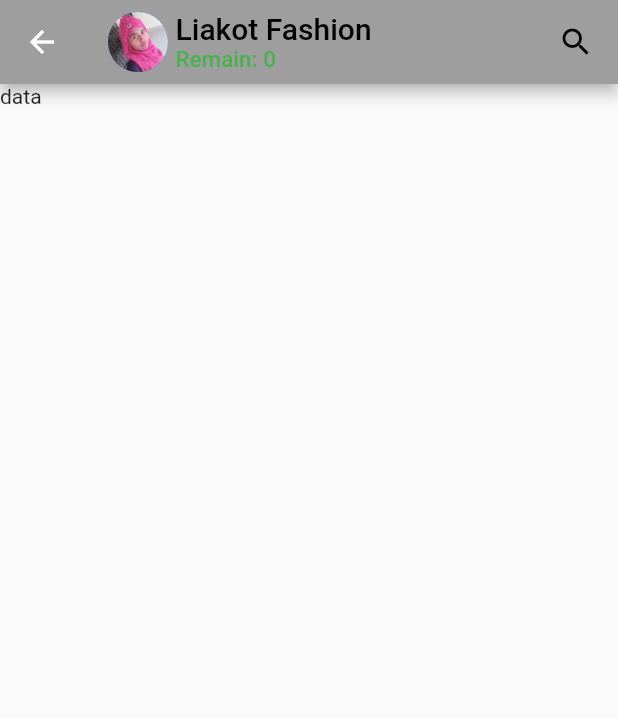
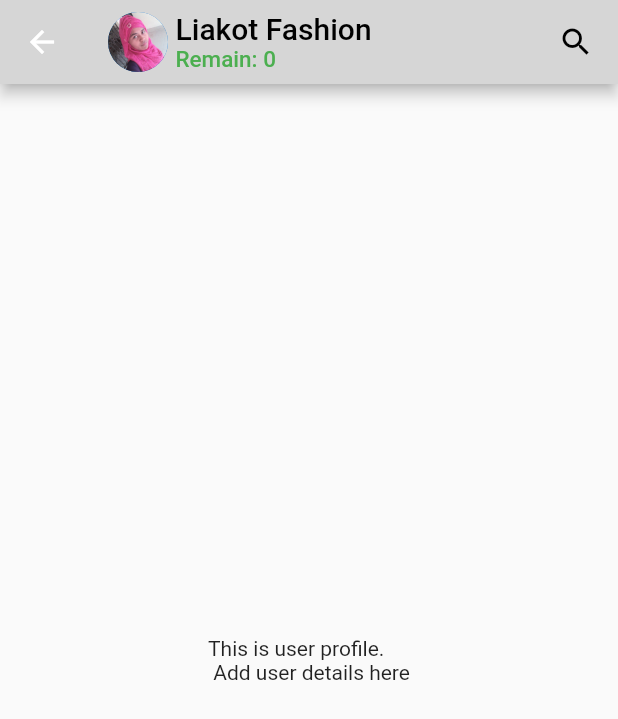
Before and after one commit to Liakot-ali/Flutter-Learn, a Flutter app: the ShopProfile screen opened directly, on a phone screen of 412 x 824 dp. Shown: the top 719 px of the screen. Run offline on Flutter 3.47's test engine with Material 2 defaults, Android fonts, the phone set to English and light mode, and no system bars.

Commit message:
add text in shop Profile

```diff
--- a/lib/shop_profile.dart
+++ b/lib/shop_profile.dart
@@ -13,16 +13,14 @@ class _ShopProfileState extends State<ShopProfile> {
   Widget build(BuildContext context) {
     return Scaffold(
       appBar: AppBar(
-        backgroundColor: Colors.grey,
+        backgroundColor: Colors.grey[350],
         title: Container(
           child: appBar(),
         ),
       ),
-      body: Column(
-        children: [
-          Text("data"),
-        ],
-      ),
+      body: Center(
+        child: Text("This is user profile.\n Add user details here"),
+      )
     );
   }
 }
```
